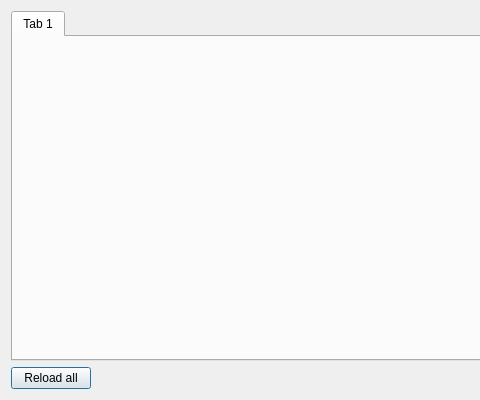
Above: ui/mixerwindow.ui from kernel1024/aplugedit before the change; both pictures show x 0 to 480 and y 0 to 400 of the 1000 by 400 pixel window. Below: the same form after it.
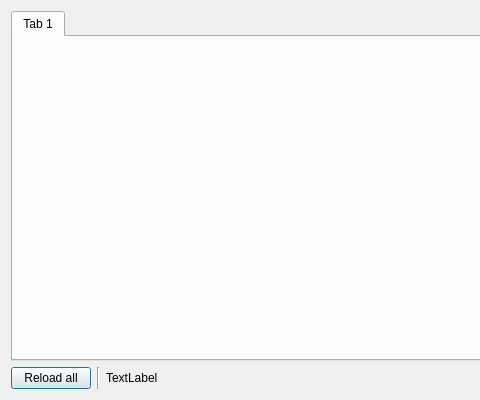
That is the form after the change.

Patch:
```diff
--- a/ui/mixerwindow.ui
+++ b/ui/mixerwindow.ui
@@ -35,6 +35,20 @@
        </property>
       </widget>
      </item>
+     <item>
+      <widget class="Line" name="line">
+       <property name="orientation">
+        <enum>Qt::Vertical</enum>
+       </property>
+      </widget>
+     </item>
+     <item>
+      <widget class="QLabel" name="statusLabel">
+       <property name="text">
+        <string>TextLabel</string>
+       </property>
+      </widget>
+     </item>
      <item>
       <spacer name="horizontalSpacer">
        <property name="orientation">
```
Left out of the diff: 2 changed lines with no effect on the pictures.
